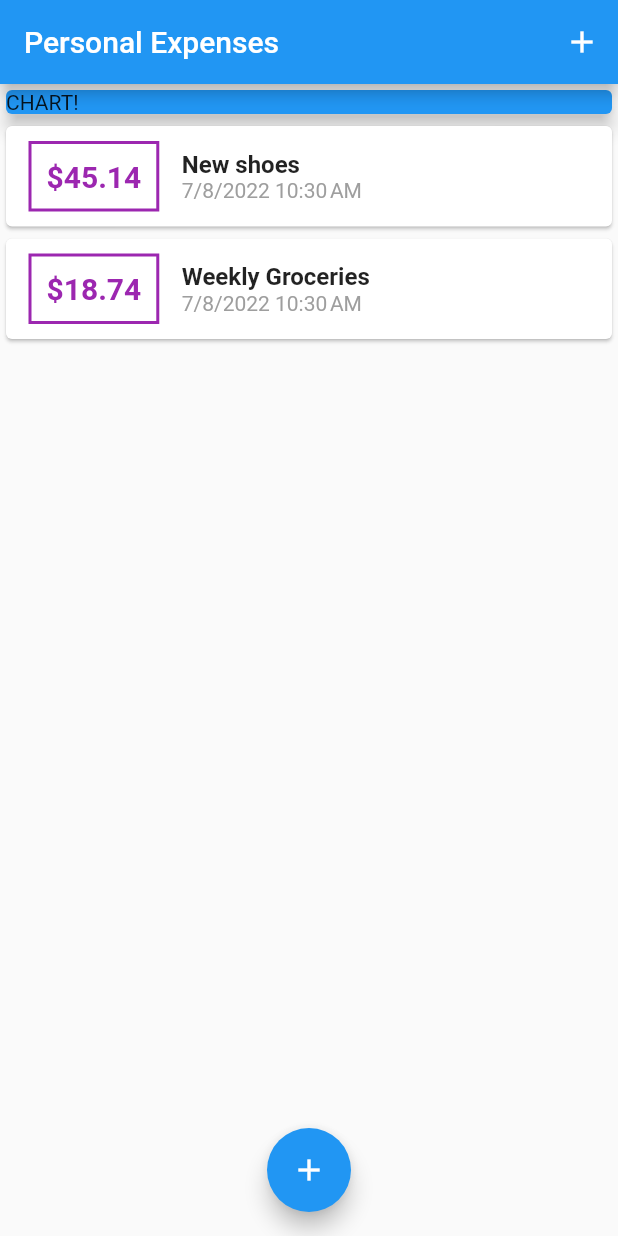
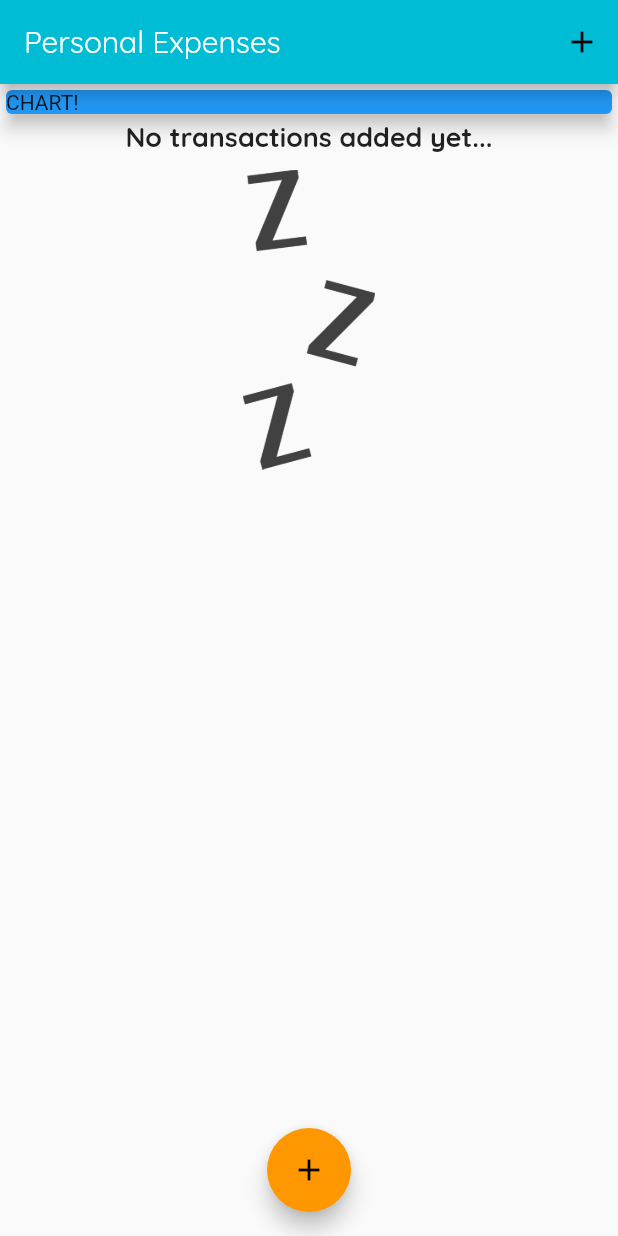
Before and after one commit to Denis-Balako/personal_expanses, a Flutter app: the screen it shows after launch, on a phone screen of 412 x 824 dp. Run offline on Flutter 3.47's test engine with Material 2 defaults, Android fonts, the phone set to English and light mode, and no system bars.

Commit message:
make some stylish

```diff
--- a/lib/main.dart
+++ b/lib/main.dart
@@ -11,6 +11,26 @@ class MyApp extends StatelessWidget {
     return MaterialApp(
       title: 'Personal Expenses',
       debugShowCheckedModeBanner: false,
+      theme: ThemeData(
+        primarySwatch: Colors.cyan,
+        accentColor: Colors.orange,
+        fontFamily: 'Quicksand',
+        textTheme: ThemeData.light().textTheme.copyWith(
+              headline6: TextStyle(
+                fontFamily: 'Quicksand',
+                fontWeight: FontWeight.bold,
+                fontSize: 18,
+              ),
+            ),
+        appBarTheme: AppBarTheme(
+          textTheme: ThemeData.light().textTheme.copyWith(
+                headline6: TextStyle(
+                  fontFamily: 'Quicksand',
+                  fontSize: 20,
+                ),
+              ),
+        ),
+      ),
       home: MyHomePage(),
     );
   }
@@ -23,18 +43,18 @@ class MyHomePage extends StatefulWidget {
 
 class _MyHomePageState extends State<MyHomePage> {
   final List<Transaction> _userTransactions = [
-    Transaction(
-      id: 't1',
-      tittle: 'New shoes',
-      amount: 45.14,
-      date: DateTime.now(),
-    ),
-    Transaction(
-      id: 't2',
-      tittle: 'Weekly Groceries',
-      amount: 18.74,
-      date: DateTime.now(),
-    ),
+    // Transaction(
+    //   id: 't1',
+    //   tittle: 'New shoes',
+    //   amount: 45.14,
+    //   date: DateTime.now(),
+    // ),
+    // Transaction(
+    //   id: 't2',
+    //   tittle: 'Weekly Groceries',
+    //   amount: 18.74,
+    //   date: DateTime.now(),
+    // ),
   ];
 
   void _addNewTransaction(String txTittle, double txAmount) {
--- a/lib/widgets/transaction_list.dart
+++ b/lib/widgets/transaction_list.dart
@@ -11,7 +11,25 @@ class TransactionList extends StatelessWidget {
   Widget build(BuildContext context) {
     return Container(
       height: 300,
-      child: ListView.builder(
+      child: transactions.isEmpty
+          ? Column(
+              children: [
+                Text(
+                  'No transactions added yet...',
+                  style: Theme.of(context).textTheme.headline6,
+                ),
+                SizedBox(
+                  height: 10,
+                ),
+                Container(
+                    height: 200,
+                    child: Image.asset(
+                      'assets/images/waiting.png',
+                      fit: BoxFit.cover,
+                    ))
+              ],
+            )
+          : ListView.builder(
               itemBuilder: (context, index) {
                 return Card(
                   child: Row(
@@ -24,7 +42,7 @@ class TransactionList extends StatelessWidget {
                         ),
                         decoration: BoxDecoration(
                             border: Border.all(
-                    color: Colors.purple,
+                          color: Theme.of(context).primaryColorDark,
                           width: 2,
                         )),
                         child: Text(
@@ -32,7 +50,7 @@ class TransactionList extends StatelessWidget {
                           style: TextStyle(
                             fontWeight: FontWeight.bold,
                             fontSize: 20,
-                      color: Colors.purple,
+                            color: Theme.of(context).primaryColorDark,
                           ),
                         ),
                       ),
@@ -41,15 +59,10 @@ class TransactionList extends StatelessWidget {
                         children: [
                           Text(
                             transactions[index].tittle,
-                      style: TextStyle(
-                        fontWeight: FontWeight.bold,
-                        fontSize: 16,
-                      ),
+                            style: Theme.of(context).textTheme.headline6,
                           ),
                           Text(
-                      DateFormat.yMd()
-                          .add_jm()
-                          .format(transactions[index].date),
+                            DateFormat.yMMMd().format(transactions[index].date),
                             style: TextStyle(color: Colors.grey),
                           ),
                         ],
```
Also changed, not shown: pubspec.yaml (+13 -8 lines), assets/fonts/OpenSans-Bold.ttf (added), assets/fonts/OpenSans-Regular.ttf (added), assets/fonts/Quicksand-Bold.ttf (added), assets/fonts/Quicksand-Light.ttf (added), assets/fonts/Quicksand-Medium.ttf (added), assets/fonts/Quicksand-Regular.ttf (added), assets/images/waiting.png (added). Lines whose indentation alone changed are shown as unchanged.
